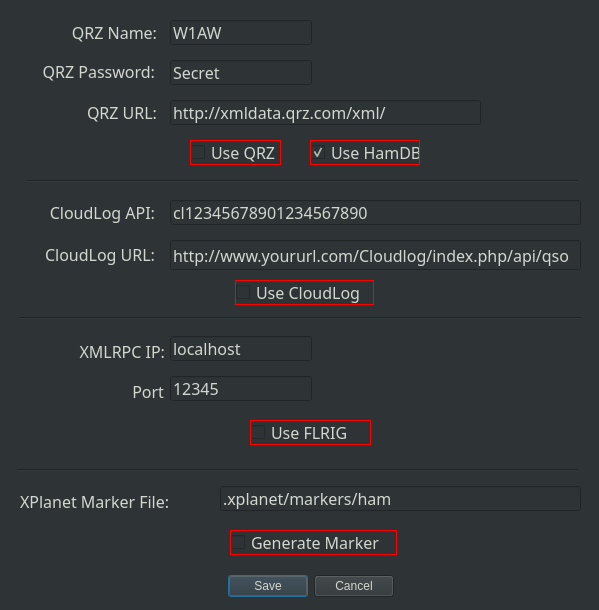
mbridak/WinterFieldDayLogger, file settings.ui: the form before one commit.
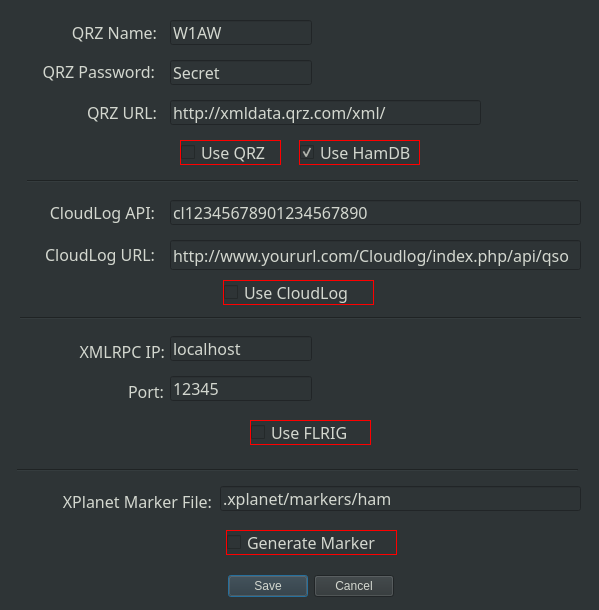
The form after the commit.

Commit message: Fix: Adjusted UI for Windows platform.

```diff
--- a/settings.ui
+++ b/settings.ui
@@ -56,9 +56,9 @@
   <widget class="QLabel" name="label">
    <property name="geometry">
     <rect>
-     <x>70</x>
+     <x>66</x>
      <y>21</y>
-     <width>87</width>
+     <width>91</width>
      <height>22</height>
     </rect>
    </property>
@@ -80,9 +80,9 @@
   <widget class="QLabel" name="label_2">
    <property name="geometry">
     <rect>
-     <x>30</x>
+     <x>24</x>
      <y>60</y>
-     <width>125</width>
+     <width>131</width>
      <height>22</height>
     </rect>
    </property>
@@ -104,9 +104,9 @@
   <widget class="QLabel" name="label_3">
    <property name="geometry">
     <rect>
-     <x>80</x>
+     <x>76</x>
      <y>101</y>
-     <width>77</width>
+     <width>81</width>
      <height>22</height>
     </rect>
    </property>
@@ -128,9 +128,9 @@
   <widget class="QLabel" name="label_4">
    <property name="geometry">
     <rect>
-     <x>30</x>
+     <x>24</x>
      <y>201</y>
-     <width>125</width>
+     <width>131</width>
      <height>22</height>
     </rect>
    </property>
@@ -152,9 +152,9 @@
   <widget class="QLabel" name="label_5">
    <property name="geometry">
     <rect>
-     <x>30</x>
+     <x>24</x>
      <y>243</y>
-     <width>125</width>
+     <width>131</width>
      <height>22</height>
     </rect>
    </property>
@@ -215,7 +215,7 @@
     </font>
    </property>
    <property name="text">
-    <string>Port</string>
+    <string>Port:</string>
    </property>
    <property name="alignment">
     <set>Qt::AlignRight|Qt::AlignTrailing|Qt::AlignVCenter</set>
@@ -224,9 +224,9 @@
   <widget class="QCheckBox" name="useqrz_checkBox">
    <property name="geometry">
     <rect>
-     <x>190</x>
+     <x>180</x>
      <y>140</y>
-     <width>91</width>
+     <width>101</width>
      <height>25</height>
     </rect>
    </property>
@@ -251,9 +251,9 @@
   <widget class="QCheckBox" name="usecloudlog_checkBox">
    <property name="geometry">
     <rect>
-     <x>235</x>
+     <x>223</x>
      <y>280</y>
-     <width>139</width>
+     <width>151</width>
      <height>25</height>
     </rect>
    </property>
@@ -501,9 +501,9 @@
   <widget class="QLabel" name="label_8">
    <property name="geometry">
     <rect>
-     <x>20</x>
+     <x>11</x>
      <y>490</y>
-     <width>192</width>
+     <width>201</width>
      <height>22</height>
     </rect>
    </property>
@@ -516,6 +516,9 @@
    <property name="text">
     <string>XPlanet Marker File:</string>
    </property>
+   <property name="alignment">
+    <set>Qt::AlignRight|Qt::AlignTrailing|Qt::AlignVCenter</set>
+   </property>
   </widget>
   <widget class="QLineEdit" name="markerfile_field">
    <property name="geometry">
@@ -539,9 +542,9 @@
   <widget class="QCheckBox" name="generatemarker_checkbox">
    <property name="geometry">
     <rect>
-     <x>230</x>
+     <x>226</x>
      <y>530</y>
-     <width>167</width>
+     <width>171</width>
      <height>25</height>
     </rect>
    </property>
@@ -564,9 +567,9 @@
    </property>
    <property name="geometry">
     <rect>
-     <x>310</x>
+     <x>299</x>
      <y>140</y>
-     <width>110</width>
+     <width>121</width>
      <height>25</height>
     </rect>
    </property>
```
